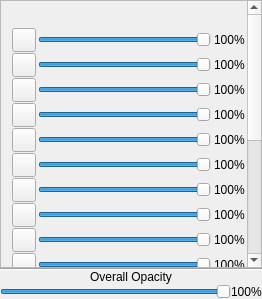
Qt form ucair3d/ui/discrete_colors_widget.ui (fuslab-uofu/UCAIR3D) before a commit.
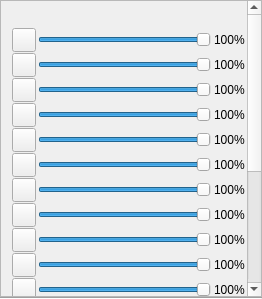
The same form after that commit.

Commit message: removed redundant overall opacity slider from discrete colors widget

```diff
--- a/ucair3d/ui/discrete_colors_widget.ui
+++ b/ucair3d/ui/discrete_colors_widget.ui
@@ -53,7 +53,7 @@
       <property name="geometry">
        <rect>
         <x>0</x>
-        <y>-25</y>
+        <y>0</y>
         <width>247</width>
         <height>503</height>
        </rect>
@@ -1704,50 +1704,7 @@
     </widget>
    </item>
    <item>
-    <widget class="QLabel" name="label_4">
-     <property name="font">
-      <font>
-       <family>Segoe UI</family>
-       <pointsize>9</pointsize>
-      </font>
-     </property>
-     <property name="text">
-      <string>Overall Opacity</string>
-     </property>
-     <property name="alignment">
-      <set>Qt::AlignCenter</set>
-     </property>
-    </widget>
-   </item>
-   <item>
-    <layout class="QHBoxLayout" name="horizontalLayout">
-     <item>
-      <widget class="QSlider" name="overall_alpha">
-       <property name="maximum">
-        <number>100</number>
-       </property>
-       <property name="value">
-        <number>100</number>
-       </property>
-       <property name="orientation">
-        <enum>Qt::Horizontal</enum>
-       </property>
-      </widget>
-     </item>
-     <item>
-      <widget class="QLabel" name="label_5">
-       <property name="font">
-        <font>
-         <family>Segoe UI</family>
-         <pointsize>9</pointsize>
-        </font>
-       </property>
-       <property name="text">
-        <string>100%</string>
-       </property>
-      </widget>
-     </item>
-    </layout>
+    <layout class="QHBoxLayout" name="horizontalLayout"/>
    </item>
   </layout>
  </widget>
```
Left out of the diff: 34 changed lines with no effect on the pictures. The commit also changes 1 other file.
